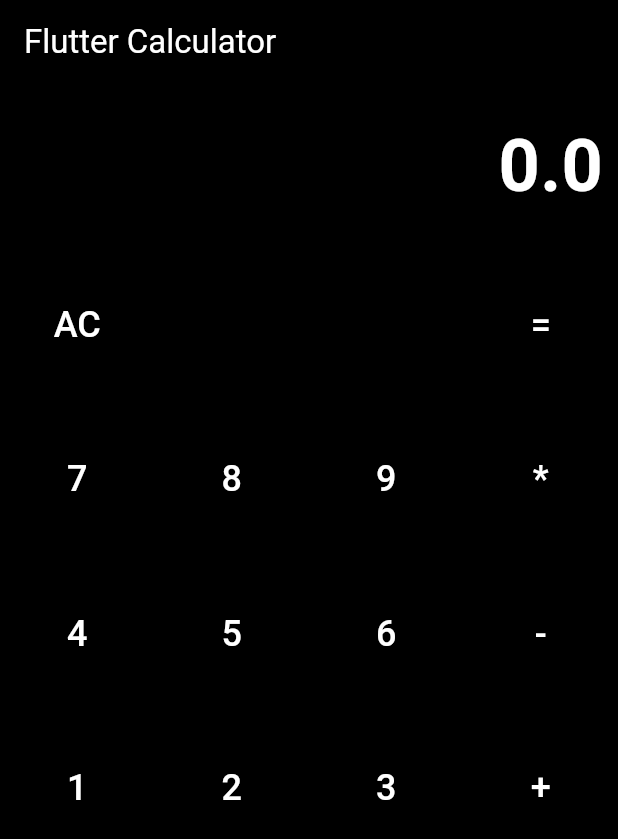
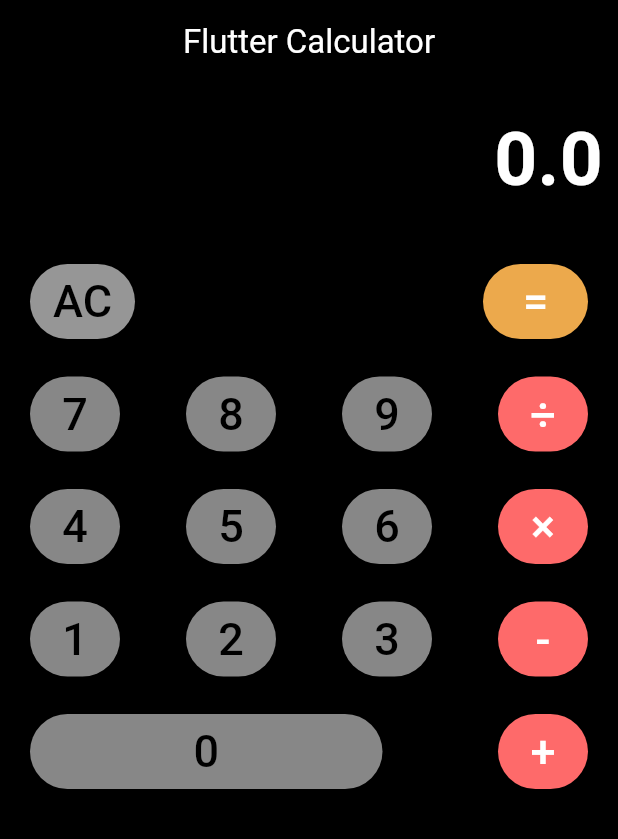
Before and after one commit to whitemam8a/Flutter_Calculator, a Flutter app: the screen it shows after launch, after a tap on an icon or button, on a phone screen of 412 x 824 dp. Shown: the top 839 px of the screen. Run offline on Flutter 3.47's test engine with Material 3 defaults, Android fonts, the phone set to English and light mode, and no system bars; our stand-ins replace math_expressions.

Commit message:
v2.0 fluttter cal

```diff
--- a/lib/main.dart
+++ b/lib/main.dart
@@ -1,17 +1,17 @@
 import 'package:flutter/material.dart';
+import 'package:math_expressions/math_expressions.dart';
 
 void main() {
-  runApp(MyApp());
+  runApp(My_Calculator());
 }
 
-class MyApp extends StatelessWidget {
+class My_Calculator extends StatelessWidget {
+  const My_Calculator({super.key});
+
   @override
   Widget build(BuildContext context) {
-    return MaterialApp(
+    return const MaterialApp(
       title: 'Flutter Calculator',
-      theme: ThemeData(
-          // primarySwatch: Colors.black,
-          ),
       home: MyHomePage(),
       debugShowCheckedModeBanner: false,
     );
@@ -19,52 +19,59 @@ class MyApp extends StatelessWidget {
 }
 
 class MyHomePage extends StatefulWidget {
+  const MyHomePage({super.key});
+
   @override
   _MyHomePageState createState() => _MyHomePageState();
 }
 
 class _MyHomePageState extends State<MyHomePage> {
-  String _display = '0';
-  double _num1 = 0;
-  double _num2 = 0;
-  double _result = 0;
-  String _operator = '';
+  String display = "0"; //Уравнение
+  String expression = ""; //Выражение
 
-  void _buttonPressed(String buttonText) {
-    if (buttonText == 'AC') {
-      _display = '0';
-      _num1 = 0.0;
-      _num2 = 0.0;
-      _result = 0.0;
-      _operator = '';
-    } else if (buttonText == '+' ||
-        buttonText == '-' ||
-        buttonText == '*' ||
-        buttonText == '/') {
-      _num1 = double.parse(_display);
-      _operator = buttonText;
-      _display = '0';
-    } else if (buttonText == '=') {
-      _num2 = double.parse(_display);
-      switch (_operator) {
-        case '+':
-          _result = _num1 + _num2;
-          break;
-        case '-':
-          _result = _num1 - _num2;
-          break;
-        case '*':
-          _result = _num1 * _num2;
-          break;
-        case '/':
-          _result = _num1 / _num2;
-          break;
+  buttonPressed(btnText) {
+    setState(() {
+      if (btnText == "AC") {
+        display = "0";
+      } else if (btnText == "=") {
+        expression = display;
+        expression = expression.replaceAll("×", "*");
+        expression = expression.replaceAll("÷", "/");
+
+        try {
+          Parser p = Parser();
+          Expression exp = p.parse(expression);
+          ContextModel cm = ContextModel();
+          display = '${exp.evaluate(EvaluationType.REAL, cm)}';
+        } catch (e) {
+          'Error';
         }
-      _display = _result.toString();
       } else {
-      _display = _display == '0' ? buttonText : _display + buttonText;
+        if (display == "0") {
+          display = btnText;
+        } else
+          display = display + btnText;
       }
-    setState(() {});
+    });
+  }
+
+  Widget callButtons(
+      String btnText, Color txtColor, double btnWidth, Color btnColor) {
+    return InkWell(
+      onTap: () {
+        buttonPressed(btnText);
+      },
+      child: Container(
+        alignment: Alignment.center,
+        height: 50,
+        width: btnWidth,
+        decoration: BoxDecoration(
+            color: btnColor, borderRadius: BorderRadius.circular(53)),
+        child: Text(btnText,
+            style: TextStyle(
+                color: txtColor, fontSize: 30, fontWeight: FontWeight.w500)),
+      ),
+    );
   }
 
   @override
@@ -72,43 +79,106 @@ class _MyHomePageState extends State<MyHomePage> {
     return Scaffold(
       backgroundColor: Colors.black,
       appBar: AppBar(
+        centerTitle: true,
         backgroundColor: const Color.fromARGB(255, 0, 0, 0),
         title: const Text('Flutter Calculator',
             style: TextStyle(color: Colors.white)),
       ),
       body: Column(
-        children: <Widget>[
+        children: [
           Container(
             alignment: Alignment.centerRight,
-            padding: const EdgeInsets.symmetric(vertical: 20, horizontal: 10),
+            height: 100,
+            padding: const EdgeInsets.symmetric(vertical: 10, horizontal: 10),
+            child: SingleChildScrollView(
               child: Text(
-              _display,
+                display,
                 style: const TextStyle(
-                  fontSize: 48,
+                    fontSize: 50,
                     fontWeight: FontWeight.bold,
                     color: Colors.white),
               ),
             ),
-          Expanded(
-            child: GridView.count(
-              crossAxisCount: 4,
-              children: List.generate(
-                16,
-                (index) {
-                  return Center(
-                    child: TextButton(
-                      child: Text(
-                        _buttons[index],
-                        style:
-                            const TextStyle(fontSize: 24, color: Colors.white),
           ),
-                      onPressed: () {
-                        _buttonPressed(_buttons[index]);
-                      },
+          Padding(
+            padding: const EdgeInsets.all(20.0),
+            child: Column(
+              children: [
+                // first row
+                Row(
+                  mainAxisAlignment: MainAxisAlignment.spaceBetween,
+                  children: [
+                    callButtons("AC", Colors.black, 70,
+                        Color.fromARGB(255, 150, 150, 150)),
+                    callButtons("=", Colors.white, 70,
+                        Color.fromARGB(255, 236, 169, 76)),
+                  ],
                 ),
-                  );
-                },
+                SizedBox(
+                  height: 25,
                 ),
+                // second row
+                Row(
+                  mainAxisAlignment: MainAxisAlignment.spaceBetween,
+                  children: [
+                    callButtons("7", Colors.black, 60,
+                        const Color.fromARGB(255, 135, 135, 135)),
+                    callButtons("8", Colors.black, 60,
+                        const Color.fromARGB(255, 135, 135, 135)),
+                    callButtons("9", Colors.black, 60,
+                        const Color.fromARGB(255, 135, 135, 135)),
+                    callButtons("÷", Colors.white, 60,
+                        const Color.fromARGB(255, 254, 106, 106)),
+                  ],
+                ),
+                SizedBox(
+                  height: 25,
+                ),
+                // third row
+                Row(
+                  mainAxisAlignment: MainAxisAlignment.spaceBetween,
+                  children: [
+                    callButtons("4", Colors.black, 60,
+                        const Color.fromARGB(255, 135, 135, 135)),
+                    callButtons("5", Colors.black, 60,
+                        const Color.fromARGB(255, 135, 135, 135)),
+                    callButtons("6", Colors.black, 60,
+                        const Color.fromARGB(255, 135, 135, 135)),
+                    callButtons("×", Colors.white, 60,
+                        const Color.fromARGB(255, 254, 106, 106)),
+                  ],
+                ),
+                SizedBox(
+                  height: 25,
+                ),
+                // forth row
+                Row(
+                  mainAxisAlignment: MainAxisAlignment.spaceBetween,
+                  children: [
+                    callButtons("1", Colors.black, 60,
+                        const Color.fromARGB(255, 135, 135, 135)),
+                    callButtons("2", Colors.black, 60,
+                        const Color.fromARGB(255, 135, 135, 135)),
+                    callButtons("3", Colors.black, 60,
+                        const Color.fromARGB(255, 135, 135, 135)),
+                    callButtons("-", Colors.white, 60,
+                        const Color.fromARGB(255, 254, 106, 106)),
+                  ],
+                ),
+                SizedBox(
+                  height: 25,
+                ),
+                // fifth row
+                Row(
+                  mainAxisAlignment: MainAxisAlignment.spaceBetween,
+                  children: [
+                    callButtons("0", Colors.black, 235,
+                        const Color.fromARGB(255, 135, 135, 135)),
+                    callButtons("+", Colors.white, 60,
+                        Color.fromARGB(255, 254, 106, 106)),
+                  ],
+                ),
+              ],
             ),
           ),
         ],
@@ -116,24 +186,3 @@ class _MyHomePageState extends State<MyHomePage> {
     );
   }
 }
-
-List<String> _buttons = [
-  'AC',
-  ' ',
-  ' ',
-  '=',
-  '7',
-  '8',
-  '9',
-  '*',
-  '4',
-  '5',
-  '6',
-  '-',
-  '1',
-  '2',
-  '3',
-  '+',
-  '0',
-  '/',
-];
--- a/pubspec.yaml
+++ b/pubspec.yaml
@@ -35,6 +35,7 @@ dependencies:
   # The following adds the Cupertino Icons font to your application.
   # Use with the CupertinoIcons class for iOS style icons.
   cupertino_icons: ^1.0.2
+  math_expressions: ^2.4.0
 
 dev_dependencies:
   flutter_test:
```
Also changed, not shown: pubspec.lock, 1 other file. Lines whose indentation alone changed are shown as unchanged.
